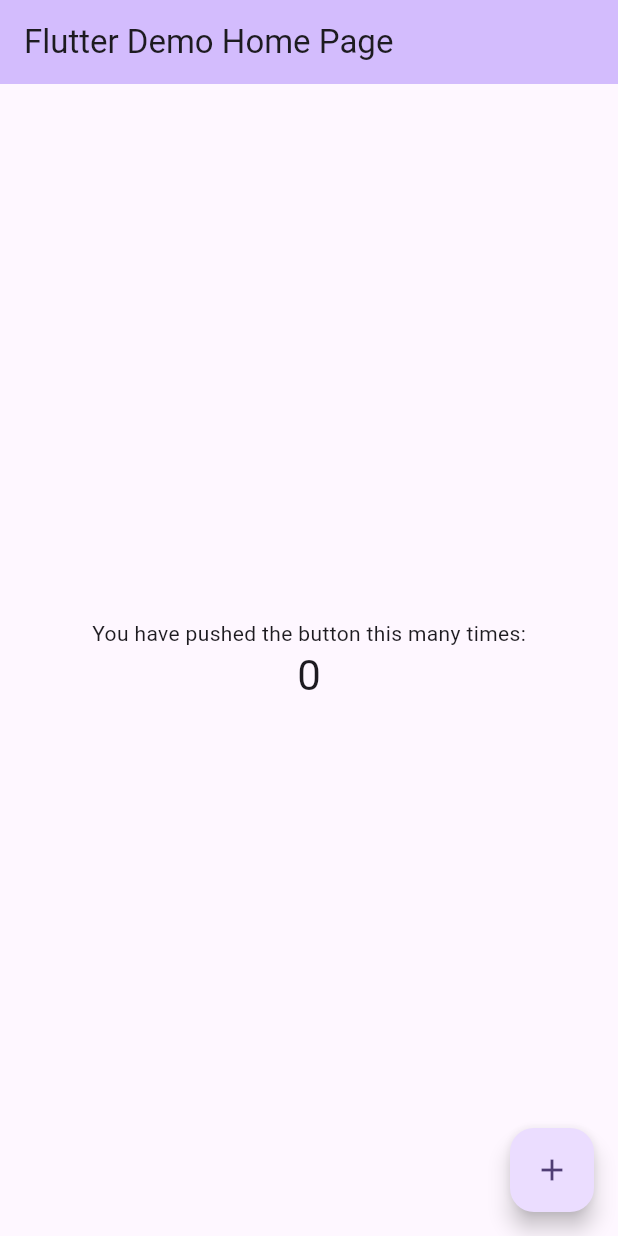
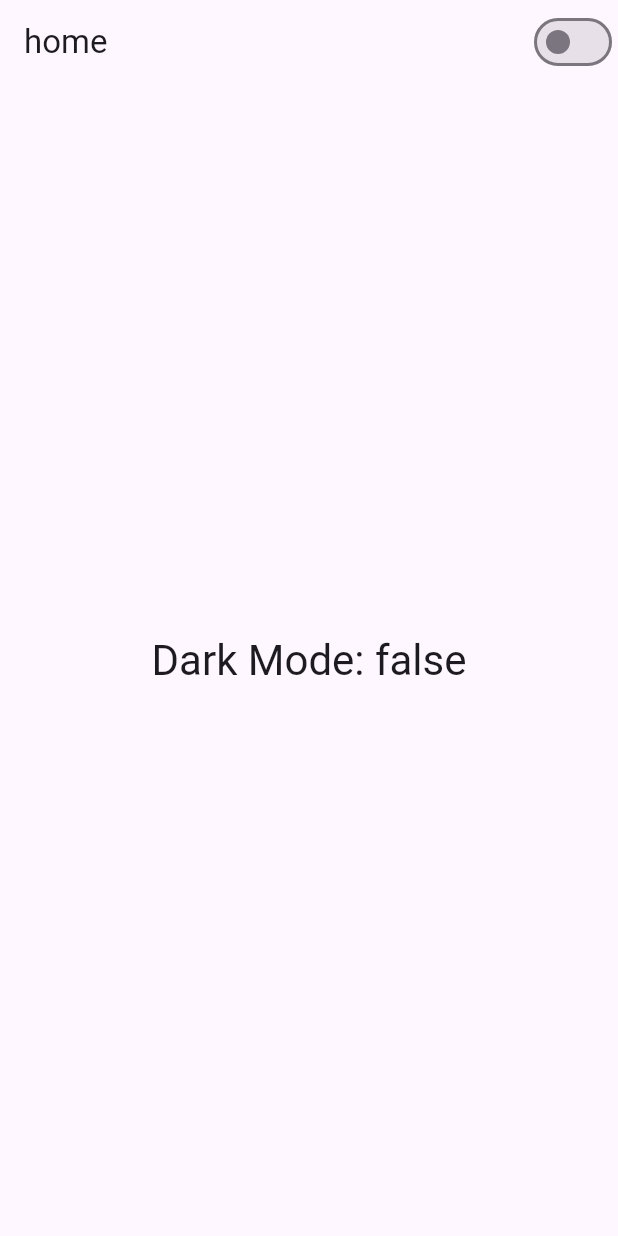
Before and after one commit to bomtawep/bom-lifestyle-flutter, a Flutter app: the screen it shows after launch, on a phone screen of 412 x 824 dp. Run offline on Flutter 3.47's test engine with Material 2 defaults, Android fonts, the phone set to English and light mode, and no system bars.

Commit message:
features: bom_23.11.12 - File Structure

```diff
--- a/lib/main.dart
+++ b/lib/main.dart
@@ -10,58 +10,49 @@ class MyApp extends StatelessWidget {
   @override
   Widget build(BuildContext context) {
     return MaterialApp(
-      title: 'Flutter Demo',
+      title: 'bom',
       theme: ThemeData(
         colorScheme: ColorScheme.fromSeed(seedColor: Colors.deepPurple),
         useMaterial3: true,
       ),
-      home: const MyHomePage(title: 'Flutter Demo Home Page'),
+      home: const DarkMode(title: 'home'),
+      debugShowCheckedModeBanner: false,
     );
   }
 }
 
-class MyHomePage extends StatefulWidget {
-  const MyHomePage({super.key, required this.title});
+class DarkMode extends StatefulWidget {
+  const DarkMode({super.key, required this.title});
   final String title;
 
   @override
-  State<MyHomePage> createState() => _MyHomePageState();
+  State<DarkMode> createState() => _DarkModeState();
 }
 
-class _MyHomePageState extends State<MyHomePage> {
-  int _counter = 0;
-
-  void _incrementCounter() {
-    setState(() {
-      _counter++;
-    });
-  }
+class _DarkModeState extends State<DarkMode> {
+  bool _isDarkMode = false;
 
   @override
   Widget build(BuildContext context) {
     return Scaffold(
       appBar: AppBar(
-        backgroundColor: Theme.of(context).colorScheme.inversePrimary,
         title: Text(widget.title),
+        actions: [
+          Switch(
+            value: _isDarkMode,
+            onChanged: (value) {
+              setState(() {
+                _isDarkMode = value;
+              });
+            },
+          ),
+        ],
       ),
       body: Center(
-        child: Column(
-          mainAxisAlignment: MainAxisAlignment.center,
-          children: <Widget>[
-            const Text(
-              'You have pushed the button this many times:',
-            ),
-            Text(
-              '$_counter',
-              style: Theme.of(context).textTheme.headlineMedium,
-            ),
-          ],
+        child: Text(
+          'Dark Mode: $_isDarkMode',
+          style: Theme.of(context).textTheme.headline4,
         ),
-      ),
-      floatingActionButton: FloatingActionButton(
-        onPressed: _incrementCounter,
-        tooltip: 'Increment',
-        child: const Icon(Icons.add),
       ),
     );
   }
```
Also changed, not shown: lib/models/user.dart (added), lib/screens/home.dart (added), lib/utilities/logic.dart (added), lib/widgets/appbar.dart (added).
